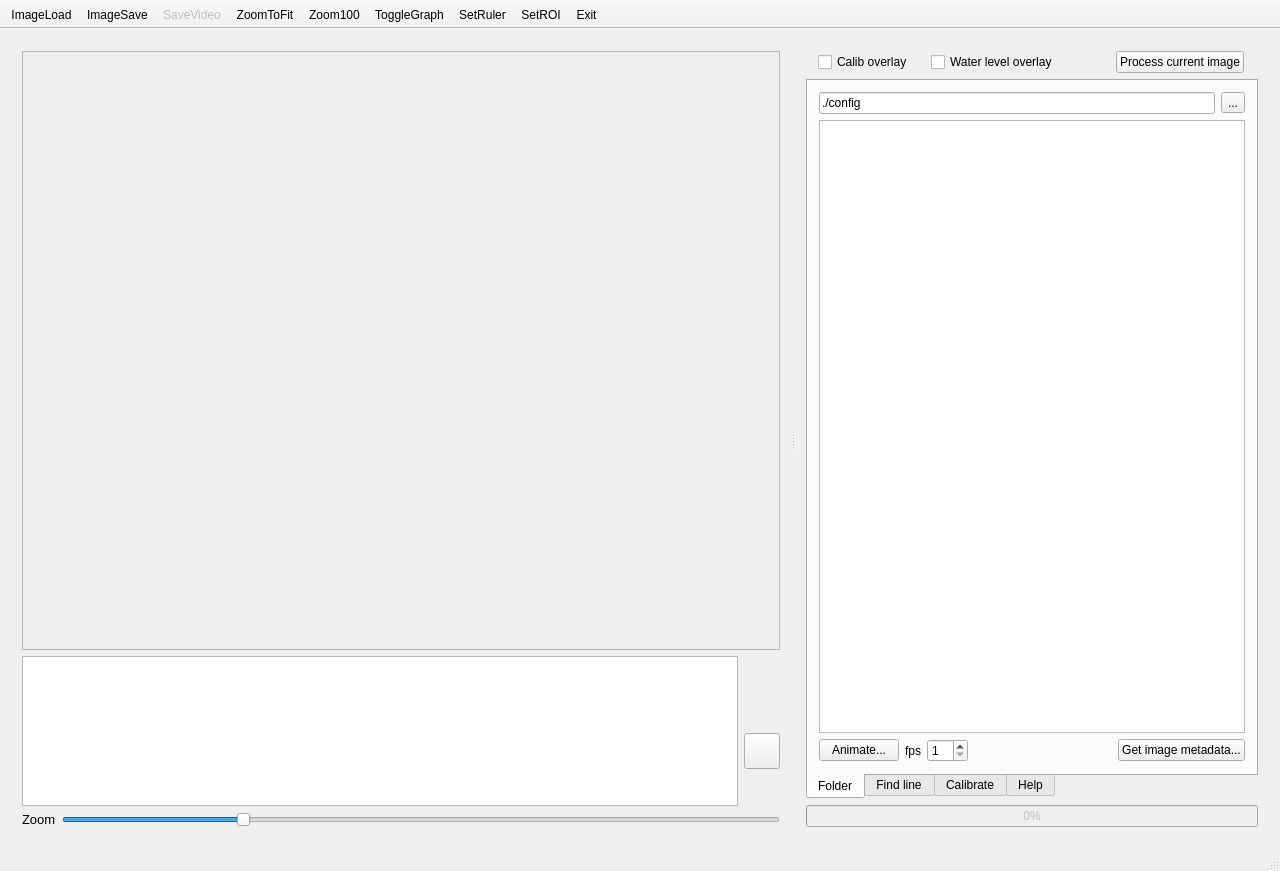
Qt form gcgui/mainwindow.ui (gaugecam-dev/GRIME2) before a commit.
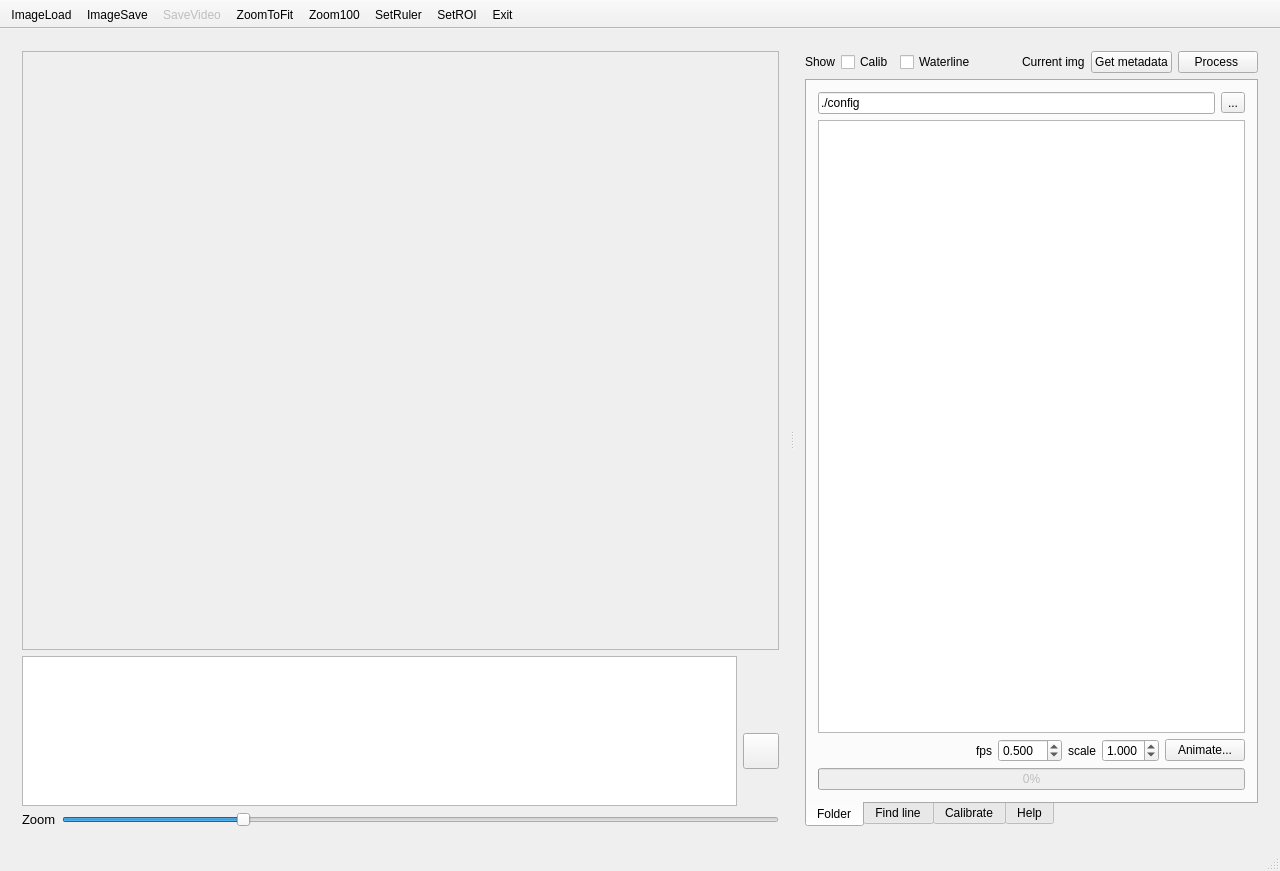
The same form after that commit. Icons and pictures are not drawn.

Commit message: Working on gif animation from the command line

Diff of the .ui file:
```diff
--- a/gcgui/mainwindow.ui
+++ b/gcgui/mainwindow.ui
@@ -238,6 +238,13 @@
          <layout class="QVBoxLayout" name="verticalLayout">
           <item>
            <layout class="QHBoxLayout" name="horizontalLayout_6">
+            <item>
+             <widget class="QLabel" name="label_10">
+              <property name="text">
+               <string>Show</string>
+              </property>
+             </widget>
+            </item>
             <item>
              <widget class="QCheckBox" name="checkBox_showCalib">
               <property name="sizePolicy">
@@ -247,7 +254,7 @@
                </sizepolicy>
               </property>
               <property name="text">
-               <string>Calib overlay</string>
+               <string>Calib</string>
               </property>
              </widget>
             </item>
@@ -260,7 +267,7 @@
                </sizepolicy>
               </property>
               <property name="text">
-               <string>Water level overlay</string>
+               <string>Waterline</string>
               </property>
              </widget>
             </item>
@@ -269,9 +276,6 @@
               <property name="orientation">
                <enum>Qt::Horizontal</enum>
               </property>
-              <property name="sizeType">
-               <enum>QSizePolicy::Preferred</enum>
-              </property>
               <property name="sizeHint" stdset="0">
                <size>
                 <width>40</width>
@@ -280,6 +284,26 @@
               </property>
              </spacer>
             </item>
+            <item>
+             <widget class="QLabel" name="label_9">
+              <property name="text">
+               <string>Current img</string>
+              </property>
+             </widget>
+            </item>
+            <item>
+             <widget class="QPushButton" name="pushButton_showImageMetadata">
+              <property name="sizePolicy">
+               <sizepolicy hsizetype="Fixed" vsizetype="Fixed">
+                <horstretch>0</horstretch>
+                <verstretch>0</verstretch>
+               </sizepolicy>
+              </property>
+              <property name="text">
+               <string>Get metadata</string>
+              </property>
+             </widget>
+            </item>
             <item>
              <widget class="QPushButton" name="pushButton_findLineCurrentImage">
               <property name="sizePolicy">
@@ -289,7 +313,7 @@
                </sizepolicy>
               </property>
               <property name="text">
-               <string>Process current image</string>
+               <string>Process </string>
               </property>
              </widget>
             </item>
@@ -378,11 +402,17 @@
               <item>
                <layout class="QHBoxLayout" name="horizontalLayout_19">
                 <item>
-                 <widget class="QPushButton" name="pushButton_createAnimation">
-                  <property name="text">
-                   <string>Animate...</string>
+                 <spacer name="horizontalSpacer">
+                  <property name="orientation">
+                   <enum>Qt::Horizontal</enum>
                   </property>
-                 </widget>
+                  <property name="sizeHint" stdset="0">
+                   <size>
+                    <width>40</width>
+                    <height>20</height>
+                   </size>
+                  </property>
+                 </spacer>
                 </item>
                 <item>
                  <widget class="QLabel" name="label_4">
@@ -395,35 +425,74 @@
                  </widget>
                 </item>
                 <item>
-                 <widget class="QSpinBox" name="spinBox_animateFPS">
+                 <widget class="QDoubleSpinBox" name="doubleSpinBox_animateFPS">
+                  <property name="decimals">
+                   <number>3</number>
+                  </property>
                   <property name="minimum">
-                   <number>1</number>
+                   <double>0.001000000000000</double>
                   </property>
+                  <property name="maximum">
+                   <double>60.000000000000000</double>
+                  </property>
+                  <property name="value">
+                   <double>0.500000000000000</double>
+                  </property>
                  </widget>
                 </item>
                 <item>
-                 <spacer name="horizontalSpacer">
-                  <property name="orientation">
-                   <enum>Qt::Horizontal</enum>
+                 <widget class="QLabel" name="label_11">
+                  <property name="text">
+                   <string>scale</string>
                   </property>
-                  <property name="sizeHint" stdset="0">
-                   <size>
-                    <width>40</width>
-                    <height>20</height>
-                   </size>
+                  <property name="alignment">
+                   <set>Qt::AlignRight|Qt::AlignTrailing|Qt::AlignVCenter</set>
                   </property>
-                 </spacer>
+                 </widget>
                 </item>
                 <item>
-                 <widget class="QPushButton" name="pushButton_showImageMetadata">
+                 <widget class="QDoubleSpinBox" name="doubleSpinBox_animateScale">
+                  <property name="decimals">
+                   <number>3</number>
+                  </property>
+                  <property name="minimum">
+                   <double>0.100000000000000</double>
+                  </property>
+                  <property name="maximum">
+                   <double>2.000000000000000</double>
+                  </property>
+                  <property name="singleStep">
+                   <double>0.100000000000000</double>
+                  </property>
+                  <property name="value">
+                   <double>1.000000000000000</double>
+                  </property>
+                 </widget>
+                </item>
+                <item>
+                 <widget class="QPushButton" name="pushButton_createAnimation">
+                  <property name="text">
+                   <string>Animate...</string>
+                  </property>
+                 </widget>
+                </item>
+               </layout>
+              </item>
+              <item>
+               <layout class="QHBoxLayout" name="horizontalLayout_3">
+                <item>
+                 <widget class="QProgressBar" name="progressBar_imageLoad">
+                  <property name="enabled">
+                   <bool>false</bool>
+                  </property>
                   <property name="sizePolicy">
-                   <sizepolicy hsizetype="Fixed" vsizetype="Fixed">
+                   <sizepolicy hsizetype="Preferred" vsizetype="Fixed">
                     <horstretch>0</horstretch>
                     <verstretch>0</verstretch>
                    </sizepolicy>
                   </property>
-                  <property name="text">
-                   <string>Get image metadata...</string>
+                  <property name="value">
+                   <number>0</number>
                   </property>
                  </widget>
                 </item>
@@ -1239,22 +1308,6 @@
             </widget>
            </widget>
           </item>
-          <item>
-           <widget class="QProgressBar" name="progressBar_imageLoad">
-            <property name="enabled">
-             <bool>false</bool>
-            </property>
-            <property name="sizePolicy">
-             <sizepolicy hsizetype="Preferred" vsizetype="Fixed">
-              <horstretch>0</horstretch>
-              <verstretch>0</verstretch>
-             </sizepolicy>
-            </property>
-            <property name="value">
-             <number>0</number>
-            </property>
-           </widget>
-          </item>
          </layout>
         </item>
        </layout>
@@ -1287,7 +1340,6 @@
    <addaction name="actionSaveVideo"/>
    <addaction name="actionZoomToFit"/>
    <addaction name="actionZoom100"/>
-   <addaction name="actionToggleGraph"/>
    <addaction name="actionSetRuler"/>
    <addaction name="actionSetROI"/>
    <addaction name="actionExit"/>
@@ -1398,21 +1450,6 @@
     <string>Save a 1 fps video</string>
    </property>
   </action>
-  <action name="actionToggleGraph">
-   <property name="checkable">
-    <bool>true</bool>
-   </property>
-   <property name="icon">
-    <iconset resource="resources.qrc">
-     <normaloff>:/icons/icons/graph_icon.png</normaloff>:/icons/icons/graph_icon.png</iconset>
-   </property>
-   <property name="text">
-    <string>ToggleGraph</string>
-   </property>
-   <property name="toolTip">
-    <string>Show/hide graph</string>
-   </property>
-  </action>
  </widget>
  <layoutdefault spacing="6" margin="11"/>
  <resources>
```
The commit also changes 14 other files.
